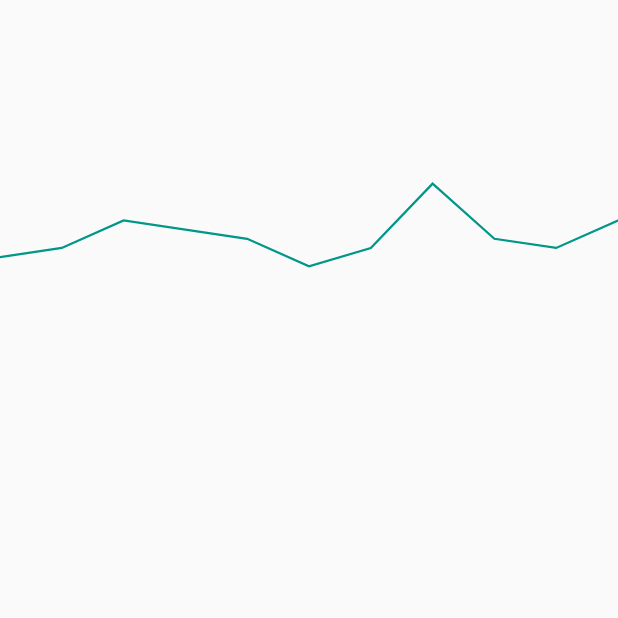
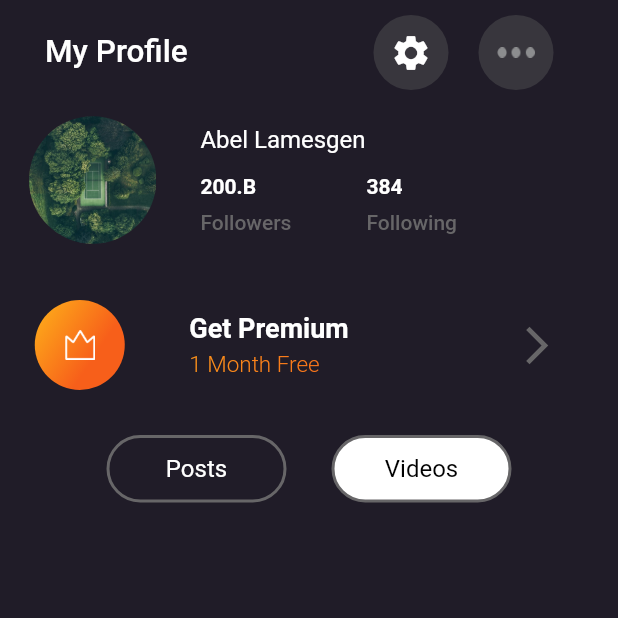
Before and after one commit to abeltyr/netb, a Flutter app: the screen it shows after launch, on a phone screen of 412 x 824 dp, the top half of it. Run offline on Flutter 3.47's test engine with Material 2 defaults, Android fonts, the phone set to English and light mode, and no system bars.

Commit message:
design14 done half way

```diff
--- /dev/null
+++ b/lib/Screen/Design14/screen1.dart
@@ -0,0 +1,34 @@
+import 'package:flutter/cupertino.dart';
+import 'package:flutter/material.dart';
+import 'package:netb/Screen/Design14/screen1/category.dart';
+import 'package:netb/Screen/Design14/screen1/premium.dart';
+import 'package:netb/Screen/Design14/screen1/profile.dart';
+import 'package:netb/Screen/Design14/screen1/top.dart';
+import 'package:netb/utils/design14Theme.dart';
+
+class Design14Screen1 extends StatelessWidget {
+  const Design14Screen1({Key key}) : super(key: key);
+
+  @override
+  Widget build(BuildContext context) {
+    return Scaffold(
+      backgroundColor: Design14PlatformTheme.primaryColor,
+      body: SafeArea(
+        child: Container(
+          child: Column(
+            children: [
+              SizedBox(height: 10),
+              Design14Screen1Top(),
+              SizedBox(height: 10),
+              Design14Screen1Profile(),
+              SizedBox(height: 10),
+              Design14Screen1Premium(),
+              SizedBox(height: 10),
+              Design14Screen1Category()
+            ],
+          ),
+        ),
+      ),
+    );
+  }
+}
--- /dev/null
+++ b/lib/Screen/Design14/screen1/category.dart
@@ -0,0 +1,57 @@
+import 'package:flutter/material.dart';
+import 'package:netb/utils/design14Theme.dart';
+
+class Design14Screen1Category extends StatelessWidget {
+  const Design14Screen1Category({Key key}) : super(key: key);
+
+  Widget customButton(
+      {String title, Color borderColor, Color innerColor, Color textColor}) {
+    return Container(
+      height: 45,
+      width: 120,
+      decoration: BoxDecoration(
+        color: innerColor,
+        borderRadius: BorderRadius.circular(55),
+        border: Border.all(
+          color: borderColor,
+          width: 2,
+        ),
+      ),
+      alignment: Alignment.center,
+      child: Text(
+        "$title",
+        style: TextStyle(
+          color: textColor,
+          fontSize: 16,
+          fontWeight: FontWeight.w400,
+        ),
+      ),
+    );
+  }
+
+  @override
+  Widget build(BuildContext context) {
+    return Container(
+      width: MediaQuery.of(context).size.width,
+      child: Row(
+        mainAxisAlignment: MainAxisAlignment.center,
+        children: [
+          customButton(
+              borderColor: Design14PlatformTheme.secondTextColor,
+              title: "Posts",
+              innerColor: Colors.transparent,
+              textColor: Design14PlatformTheme.white),
+          SizedBox(
+            width: 30,
+          ),
+          customButton(
+            borderColor: Design14PlatformTheme.secondTextColor,
+            title: "Videos",
+            innerColor: Design14PlatformTheme.white,
+            textColor: Colors.black,
+          ),
+        ],
+      ),
+    );
+  }
+}
--- /dev/null
+++ b/lib/Screen/Design14/screen1/premium.dart
@@ -0,0 +1,90 @@
+import 'package:flutter/material.dart';
+import 'package:netb/utils/design14Theme.dart';
+
+class Design14Screen1Premium extends StatelessWidget {
+  const Design14Screen1Premium({Key key}) : super(key: key);
+
+  @override
+  Widget build(BuildContext context) {
+    return Container(
+      height: 100,
+      width: MediaQuery.of(context).size.width,
+      child: Row(
+        children: [
+          SizedBox(
+            width: MediaQuery.of(context).size.width * 0.45 / 8,
+          ),
+          Container(
+            width: MediaQuery.of(context).size.width * 2 / 8,
+            alignment: Alignment.centerLeft,
+            child: Container(
+              width: 60,
+              height: 60,
+              decoration: BoxDecoration(
+                borderRadius: BorderRadius.circular(550),
+                gradient: LinearGradient(
+                  begin: Alignment.topLeft,
+                  end: Alignment(0.5, 0.0),
+                  colors: <Color>[
+                    Design14PlatformTheme.glowColor,
+                    Design14PlatformTheme.glowColorDark,
+                  ],
+                ),
+              ),
+              alignment: Alignment.center,
+              child: Container(
+                width: 20,
+                child: Image.asset(
+                  "assets/icons/premium.png",
+                  fit: BoxFit.cover,
+                ),
+              ),
+            ),
+          ),
+          Container(
+            width: MediaQuery.of(context).size.width * 3.5 / 8,
+            child: Column(
+              mainAxisAlignment: MainAxisAlignment.center,
+              crossAxisAlignment: CrossAxisAlignment.start,
+              children: [
+                Text(
+                  "Get Premium",
+                  style: TextStyle(
+                    color: Design14PlatformTheme.white,
+                    fontSize: 18,
+                    fontWeight: FontWeight.w600,
+                  ),
+                ),
+                SizedBox(height: 5),
+                Text(
+                  "1 Month Free",
+                  style: TextStyle(
+                    fontSize: 15,
+                    fontWeight: FontWeight.w300,
+                    foreground: Paint()
+                      ..shader = LinearGradient(
+                        colors: <Color>[
+                          Design14PlatformTheme.glowColor,
+                          Design14PlatformTheme.glowColorDark,
+                        ],
+                      ).createShader(
+                        Rect.fromLTWH(25.0, 0.0, 250.0, 20.0),
+                      ),
+                  ),
+                ),
+              ],
+            ),
+          ),
+          Container(
+            width: MediaQuery.of(context).size.width * 2 / 8,
+            child: Icon(
+              Icons.arrow_forward_ios,
+              size: 30,
+              color: Design14PlatformTheme.secondTextColor,
+            ),
+          ),
+        ],
+      ),
+    );
+  }
+}
--- /dev/null
+++ b/lib/Screen/Design14/screen1/profile.dart
@@ -0,0 +1,101 @@
+import 'package:flutter/material.dart';
+import 'package:netb/utils/design14Theme.dart';
+
+class Design14Screen1Profile extends StatelessWidget {
+  const Design14Screen1Profile({Key key}) : super(key: key);
+
+  @override
+  Widget build(BuildContext context) {
+    return Row(
+      children: [
+        Container(
+          height: 100,
+          width: MediaQuery.of(context).size.width * 0.9 / 3,
+          alignment: Alignment.center,
+          child: Container(
+            width: 85,
+            height: 85,
+            child: ClipRRect(
+              borderRadius: BorderRadius.circular(50),
+              child: Image.asset(
+                "assets/images/profile.jpeg",
+                fit: BoxFit.cover,
+              ),
+            ),
+          ),
+        ),
+        Container(
+          height: 100,
+          width: MediaQuery.of(context).size.width * 2.1 / 3,
+          padding: EdgeInsets.only(left: 10),
+          child: Column(
+            crossAxisAlignment: CrossAxisAlignment.start,
+            mainAxisAlignment: MainAxisAlignment.spaceEvenly,
+            children: [
+              Text(
+                "Abel Lamesgen",
+                style: TextStyle(
+                  color: Design14PlatformTheme.white,
+                  fontSize: 16,
+                  fontWeight: FontWeight.w400,
+                ),
+              ),
+              Row(
+                mainAxisAlignment: MainAxisAlignment.start,
+                children: [
+                  Column(
+                    crossAxisAlignment: CrossAxisAlignment.start,
+                    children: [
+                      Text(
+                        "200.B",
+                        style: TextStyle(
+                          color: Design14PlatformTheme.white,
+                          fontSize: 14,
+                          fontWeight: FontWeight.w600,
+                        ),
+                      ),
+                      SizedBox(height: 7.5),
+                      Text(
+                        "Followers",
+                        style: TextStyle(
+                          color: Design14PlatformTheme.secondTextColor,
+                          fontSize: 14,
+                          fontWeight: FontWeight.w500,
+                        ),
+                      ),
+                    ],
+                  ),
+                  SizedBox(
+                    width: 50,
+                  ),
+                  Column(
+                    crossAxisAlignment: CrossAxisAlignment.start,
+                    children: [
+                      Text(
+                        "384",
+                        style: TextStyle(
+                          color: Design14PlatformTheme.white,
+                          fontSize: 14,
+                          fontWeight: FontWeight.w600,
+                        ),
+                      ),
+                      SizedBox(height: 7.5),
+                      Text(
+                        "Following",
+                        style: TextStyle(
+                          color: Design14PlatformTheme.secondTextColor,
+                          fontSize: 14,
+                          fontWeight: FontWeight.w500,
+                        ),
+                      ),
+                    ],
+                  ),
+                ],
+              )
+            ],
+          ),
+        )
+      ],
+    );
+  }
+}
--- /dev/null
+++ b/lib/Screen/Design14/screen1/top.dart
@@ -0,0 +1,70 @@
+import 'package:flutter/material.dart';
+import 'package:netb/utils/design14Theme.dart';
+
+class Design14Screen1Top extends StatelessWidget {
+  const Design14Screen1Top({Key key}) : super(key: key);
+
+  @override
+  Widget build(BuildContext context) {
+    return Row(
+      children: [
+        Container(
+          width: MediaQuery.of(context).size.width * 3.5 / 6,
+          padding: EdgeInsets.only(left: 30),
+          child: Text(
+            "My Profile",
+            style: TextStyle(
+              color: Design14PlatformTheme.white,
+              fontSize: 21,
+              fontWeight: FontWeight.w500,
+            ),
+          ),
+        ),
+        Container(
+          width: MediaQuery.of(context).size.width * 2 / 6,
+          child: Row(
+            mainAxisAlignment: MainAxisAlignment.center,
+            children: [
+              GestureDetector(
+                onTap: () {},
+                child: Container(
+                  width: 50,
+                  height: 50,
+                  decoration: BoxDecoration(
+                    borderRadius: BorderRadius.circular(55),
+                    color: Design14PlatformTheme.secondColor,
+                  ),
+                  child: Icon(
+                    Icons.settings,
+                    color: Design14PlatformTheme.white,
+                    size: 28,
+                  ),
+                ),
+              ),
+              SizedBox(width: 20),
+              GestureDetector(
+                onTap: () {},
+                child: Container(
+                  width: 50,
+                  height: 50,
+                  padding: EdgeInsets.symmetric(
+                    vertical: 21.5,
+                    horizontal: 12.5,
+                  ),
+                  decoration: BoxDecoration(
+                    borderRadius: BorderRadius.circular(55),
+                    color: Design14PlatformTheme.secondColor,
+                  ),
+                  child: Image.asset(
+                    "assets/icons/dots.png",
+                    fit: BoxFit.fill,
+                  ),
+                ),
+              ),
+            ],
+          ),
+        )
+      ],
+    );
+  }
+}
--- /dev/null
+++ b/lib/Screen/index.dart
@@ -0,0 +1,11 @@
+import 'package:flutter/material.dart';
+import 'package:netb/Screen/Design14/screen1.dart';
+
+class IndexScreen extends StatelessWidget {
+  const IndexScreen({Key key}) : super(key: key);
+
+  @override
+  Widget build(BuildContext context) {
+    return Design14Screen1();
+  }
+}
--- a/lib/main.dart
+++ b/lib/main.dart
@@ -1,12 +1,11 @@
 import 'package:flutter/material.dart';
-import 'package:netb/Widget/Graph/index.dart';
+import 'package:netb/Screen/index.dart';
 
 void main() {
   runApp(MyApp());
 }
 
 class MyApp extends StatelessWidget {
-  // This widget is the root of your application.
   @override
   Widget build(BuildContext context) {
     return MaterialApp(
@@ -14,47 +13,7 @@ class MyApp extends StatelessWidget {
       theme: ThemeData(
         primarySwatch: Colors.blue,
       ),
-      home: MyHomePage(title: 'Flutter Demo Home Page'),
+      home: IndexScreen(),
     );
   }
 }
-
-class MyHomePage extends StatefulWidget {
-  MyHomePage({Key key, this.title}) : super(key: key);
-
-  final String title;
-
-  @override
-  _MyHomePageState createState() => _MyHomePageState();
-}
-
-class _MyHomePageState extends State<MyHomePage> {
-  int _counter = 0;
-
-  void _incrementCounter() {
-    setState(() {
-      _counter++;
-    });
-  }
-
-  @override
-  Widget build(BuildContext context) {
-    return Scaffold(
-        body: Column(
-      children: [
-        Container(
-          // color: Colors.amber,
-          height: 300,
-          width: MediaQuery.of(context).size.width,
-          child: GraphWidget(),
-        )
-      ],
-    )
-        // floatingActionButton: FloatingActionButton(
-        //   onPressed: _incrementCounter,
-        //   tooltip: 'Increment',
-        //   child: Icon(Icons.add),
-        // ), // This trailing comma makes auto-formatting nicer for build methods.
-        );
-  }
-}
--- /dev/null
+++ b/lib/utils/design14Theme.dart
@@ -0,0 +1,16 @@
+import 'package:flutter/material.dart';
+
+class Design14PlatformTheme {
+  static const Color white = Color(0xFFFFFFFF);
+
+  static const Color primaryColor = Color(0xFF201C28);
+  static const Color primaryColorLight = Color(0xFF1F1E20);
+  static const Color primaryColorDark = Color(0xFF1C1B1E);
+
+  static const Color secondColor = Color(0xFF38363D);
+
+  static const Color secondTextColor = Color(0xFF676668);
+
+  static const Color glowColor = Color(0xFFFEB31A);
+  static const Color glowColorDark = Color(0xFFF75F1A);
+}
```
Also changed, not shown: assets/icons/dots.png (added), assets/icons/option.png (added), assets/icons/premium.png (added), assets/images/list1.jpeg (added), assets/images/list2.jpeg (added), assets/images/list3.jpeg (added), assets/images/list4.jpeg (added), assets/images/profile.jpeg (added).
